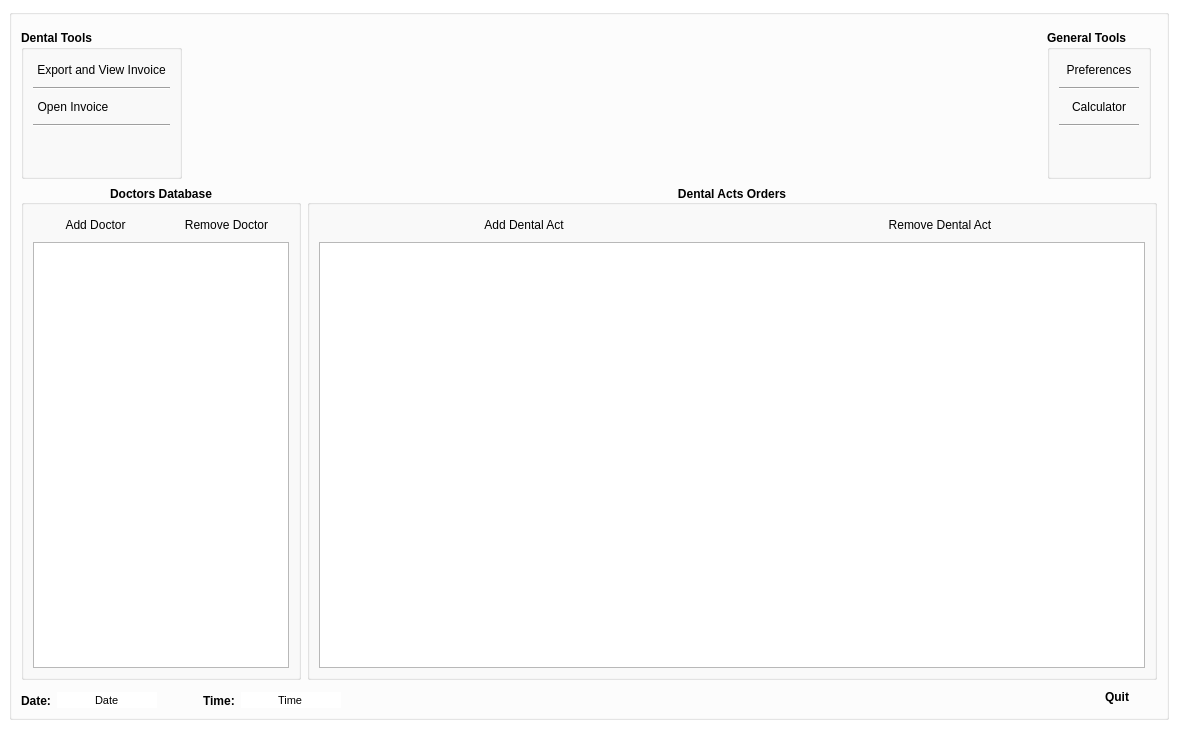
heidaga/DentalClientBase, file res/windowmain.ui: the form before one commit.
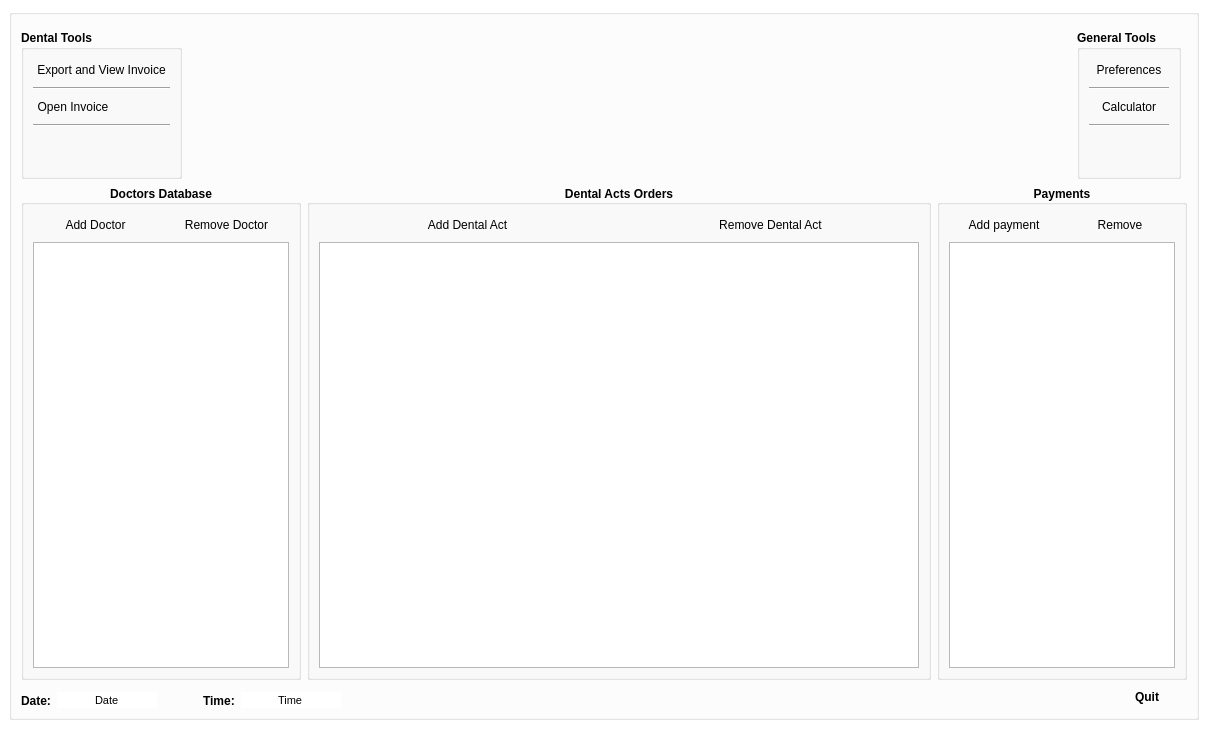
The form after the commit. Icons and pictures are not drawn. Custom widgets are drawn as their Qt base class.

Commit message: * v0.9.0.0: - finished implementation of payments table

```diff
--- a/res/windowmain.ui
+++ b/res/windowmain.ui
@@ -6,7 +6,7 @@
    <rect>
     <x>0</x>
     <y>0</y>
-    <width>1178</width>
+    <width>1208</width>
     <height>729</height>
    </rect>
   </property>
@@ -511,6 +511,37 @@
             <bool>true</bool>
            </property>
            <layout class="QGridLayout" name="gridLayout_12">
+            <item row="1" column="0">
+             <widget class="ActTableView" name="m_tableacts">
+              <property name="enabled">
+               <bool>true</bool>
+              </property>
+              <property name="sizePolicy">
+               <sizepolicy hsizetype="Expanding" vsizetype="Expanding">
+                <horstretch>0</horstretch>
+                <verstretch>0</verstretch>
+               </sizepolicy>
+              </property>
+              <property name="dragDropMode">
+               <enum>QAbstractItemView::DragDrop</enum>
+              </property>
+              <property name="defaultDropAction">
+               <enum>Qt::CopyAction</enum>
+              </property>
+              <property name="alternatingRowColors">
+               <bool>true</bool>
+              </property>
+              <property name="showGrid">
+               <bool>true</bool>
+              </property>
+              <attribute name="horizontalHeaderStretchLastSection">
+               <bool>true</bool>
+              </attribute>
+              <attribute name="verticalHeaderStretchLastSection">
+               <bool>true</bool>
+              </attribute>
+             </widget>
+            </item>
             <item row="0" column="0">
              <layout class="QHBoxLayout" name="horizontalLayout_5">
               <item>
@@ -601,8 +632,133 @@
               </item>
              </layout>
             </item>
-            <item row="1" column="0">
-             <widget class="ActTableView" name="m_tableacts">
+           </layout>
+          </widget>
+         </item>
+         <item>
+          <widget class="QGroupBox" name="groupBox_3">
+           <property name="sizePolicy">
+            <sizepolicy hsizetype="Fixed" vsizetype="Preferred">
+             <horstretch>0</horstretch>
+             <verstretch>0</verstretch>
+            </sizepolicy>
+           </property>
+           <property name="minimumSize">
+            <size>
+             <width>250</width>
+             <height>0</height>
+            </size>
+           </property>
+           <property name="maximumSize">
+            <size>
+             <width>250</width>
+             <height>16777215</height>
+            </size>
+           </property>
+           <property name="font">
+            <font>
+             <weight>75</weight>
+             <bold>true</bold>
+            </font>
+           </property>
+           <property name="title">
+            <string>Payments</string>
+           </property>
+           <property name="alignment">
+            <set>Qt::AlignCenter</set>
+           </property>
+           <property name="flat">
+            <bool>true</bool>
+           </property>
+           <layout class="QGridLayout" name="gridLayout_6">
+            <item row="0" column="1">
+             <widget class="QPushButton" name="PB_RemovePayment">
+              <property name="enabled">
+               <bool>true</bool>
+              </property>
+              <property name="sizePolicy">
+               <sizepolicy hsizetype="Preferred" vsizetype="Preferred">
+                <horstretch>0</horstretch>
+                <verstretch>0</verstretch>
+               </sizepolicy>
+              </property>
+              <property name="font">
+               <font>
+                <weight>50</weight>
+                <bold>false</bold>
+               </font>
+              </property>
+              <property name="mouseTracking">
+               <bool>false</bool>
+              </property>
+              <property name="toolTip">
+               <string>&lt;html&gt;&lt;head/&gt;&lt;body&gt;&lt;p&gt;Remove dental act from the highlighted doctor in the current database&lt;/p&gt;&lt;/body&gt;&lt;/html&gt;</string>
+              </property>
+              <property name="text">
+               <string>Remove</string>
+              </property>
+              <property name="icon">
+               <iconset resource="../mainwindow.qrc">
+                <normaloff>:/icons/res/money-remove.png</normaloff>:/icons/res/money-remove.png</iconset>
+              </property>
+              <property name="iconSize">
+               <size>
+                <width>37</width>
+                <height>37</height>
+               </size>
+              </property>
+              <property name="flat">
+               <bool>true</bool>
+              </property>
+             </widget>
+            </item>
+            <item row="0" column="0">
+             <widget class="QPushButton" name="PB_AddPayment">
+              <property name="sizePolicy">
+               <sizepolicy hsizetype="Preferred" vsizetype="Preferred">
+                <horstretch>0</horstretch>
+                <verstretch>0</verstretch>
+               </sizepolicy>
+              </property>
+              <property name="maximumSize">
+               <size>
+                <width>16777215</width>
+                <height>50</height>
+               </size>
+              </property>
+              <property name="font">
+               <font>
+                <family>MS Shell Dlg 2</family>
+                <weight>50</weight>
+                <bold>false</bold>
+               </font>
+              </property>
+              <property name="mouseTracking">
+               <bool>false</bool>
+              </property>
+              <property name="toolTip">
+               <string>&lt;html&gt;&lt;head/&gt;&lt;body&gt;&lt;p&gt;Add dental act to the highlighted doctor in the current database&lt;/p&gt;&lt;/body&gt;&lt;/html&gt;</string>
+              </property>
+              <property name="text">
+               <string>Add payment</string>
+              </property>
+              <property name="icon">
+               <iconset resource="../mainwindow.qrc">
+                <normaloff>:/icons/res/money-add.png</normaloff>:/icons/res/money-add.png</iconset>
+              </property>
+              <property name="iconSize">
+               <size>
+                <width>37</width>
+                <height>37</height>
+               </size>
+              </property>
+              <property name="flat">
+               <bool>true</bool>
+              </property>
+             </widget>
+            </item>
+            <item row="1" column="0" colspan="2">
+             <widget class="ActTableView" name="m_tablepayments">
               <property name="enabled">
                <bool>true</bool>
               </property>
```
The commit also changes 25 other files.
